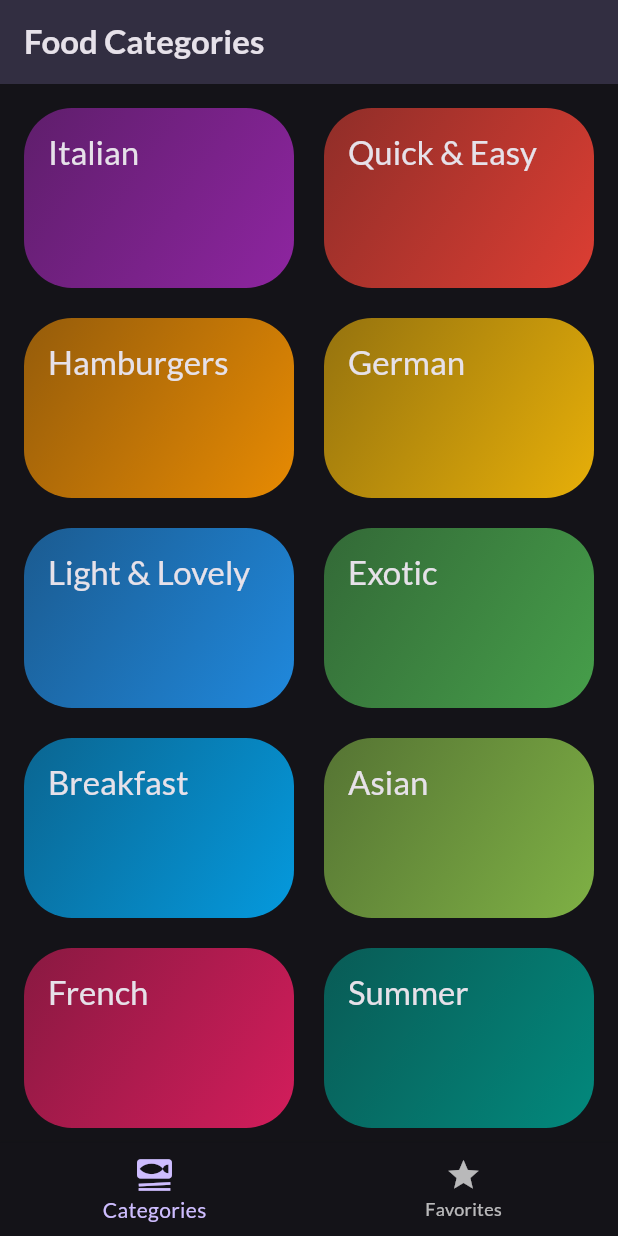
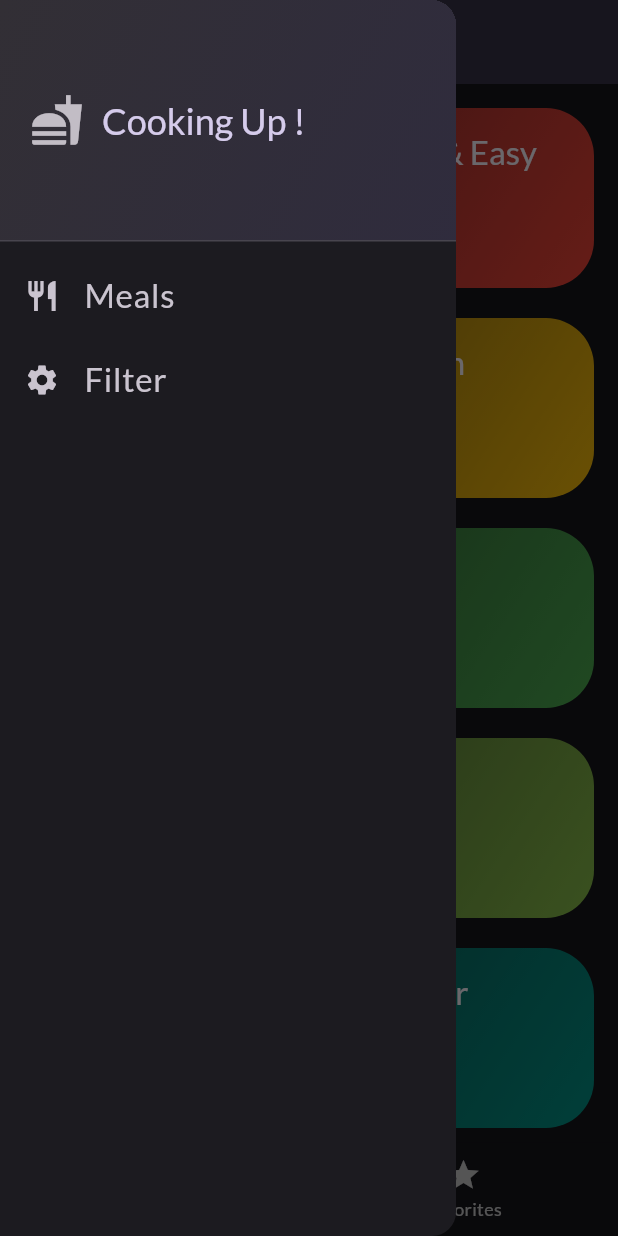
Before and after one commit to OusamaJamalEddin/meals_app, a Flutter app: the screen it shows after launch, with the side drawer open (before the commit the screen has no drawer), on a phone screen of 412 x 824 dp. Run offline on Flutter 3.47's test engine with Material 3 defaults, Android fonts, the phone set to English and light mode, and no system bars; our stand-ins replace google_fonts, transparent_image.

Commit message:
Drawer is finished (and its first items meals has been dealt with where it just closes the drawer)

```diff
--- a/lib/screens/categories_screen.dart
+++ b/lib/screens/categories_screen.dart
@@ -1,10 +1,15 @@
 import 'package:flutter/material.dart';
 import 'package:meals_app/data/dummy_data.dart';
+import 'package:meals_app/models/meal.dart';
 import 'package:meals_app/screens/meals_screen.dart';
 import 'package:meals_app/widgets/category_item.dart';
 
 class CategoriesScreen extends StatelessWidget {
-  const CategoriesScreen({super.key});
+  const CategoriesScreen({
+    super.key,
+    required this.toggleFavoriteMeal,
+  });
+  final void Function(Meal meal) toggleFavoriteMeal;
 
   /*
   i can use function in stateless widget, to just change the screen, i am not
@@ -24,6 +29,7 @@ class CategoriesScreen extends StatelessWidget {
               .where((meal) => meal.categories.contains(categoryId))
               .toList(),
           title: categoryTitle,
+          toggleFavoriteMeal: toggleFavoriteMeal,
         ),
       ),
     );
@@ -31,17 +37,20 @@ class CategoriesScreen extends StatelessWidget {
 
   @override
   Widget build(BuildContext context) {
-    return Scaffold(
-      appBar: AppBar(
-        title: Text(
-          "Food Categories",
-          //the exclamation mark is telling flutter that titlelarge is defined (its from the google fonts package)
-          style: Theme.of(context).textTheme.titleLarge!.copyWith(
-              color: Theme.of(context).colorScheme.onSurface,
-              fontWeight: FontWeight.w600),
-        ),
-      ),
-      body: GridView(
+    return
+        //i deleted the scaffold because no need for it anymore since i added a tabsscreen with a scaffold and appbar dynamically
+        //Scaffold(
+        // appBar: AppBar(
+        //   title: Text(
+        //     "Food Categories",
+        //     //the exclamation mark is telling flutter that titlelarge is defined (its from the google fonts package)
+        //     style: Theme.of(context).textTheme.titleLarge!.copyWith(
+        //         color: Theme.of(context).colorScheme.onSurface,
+        //         fontWeight: FontWeight.w600),
+        //   ),
+        // ),
+        // body:
+        GridView(
       padding: EdgeInsets.all(16),
       gridDelegate: SliverGridDelegateWithFixedCrossAxisCount(
         crossAxisCount: 2,
@@ -65,8 +74,7 @@ class CategoriesScreen extends StatelessWidget {
               then in teh fcuntion i can get what i need, but idk i felt this way is better)
               */
             onSelectCategory: () {
-                _selectCategory(
-                    context, singleCategory.id, singleCategory.title);
+              _selectCategory(context, singleCategory.id, singleCategory.title);
             },
           );
         },
@@ -79,7 +87,6 @@ class CategoriesScreen extends StatelessWidget {
           }
         ]
         */
-      ),
     );
   }
 }
--- a/lib/screens/tabs_screen.dart
+++ b/lib/screens/tabs_screen.dart
@@ -1,6 +1,8 @@
 import 'package:flutter/material.dart';
+import 'package:meals_app/models/meal.dart';
 import 'package:meals_app/screens/categories_screen.dart';
 import 'package:meals_app/screens/meals_screen.dart';
+import 'package:meals_app/widgets/main_drawer.dart';
 
 class TabsScreen extends StatefulWidget {
   const TabsScreen({super.key});
@@ -10,6 +12,7 @@ class TabsScreen extends StatefulWidget {
 }
 
 class _TabsScreenState extends State<TabsScreen> {
+  final List<Meal> _favoriteMeals = [];
   int _selectedItemIndex = 0;
 
   void _selectScreen(int index) {
@@ -18,12 +21,63 @@ class _TabsScreenState extends State<TabsScreen> {
     });
   }
 
+  void _showInfoMessage(String message) {
+    ScaffoldMessenger.of(context).clearSnackBars();
+    ScaffoldMessenger.of(context).showSnackBar(
+      SnackBar(
+        backgroundColor: Theme.of(context).colorScheme.onSecondary,
+        content: Text(
+          message,
+          style: Theme.of(context).textTheme.bodyLarge!.copyWith(
+                color: Theme.of(context).colorScheme.onSurface,
+                fontWeight: FontWeight.bold,
+              ),
+          textAlign: TextAlign.center,
+        ),
+        duration: Duration(seconds: 3),
+      ),
+    );
+  }
+
+/* we can either pass this function to meals_details_screen where we have the
+  favorite button on, and that would require us to pass this function through
+  multiple widget files, to check,. just accept this function in details screen
+  and u will see all the other files that would require this function in order to
+  deliver it from the tabsScreen to the meals_details_screen.
+  but the linear apprach is better for less compelxity
+*/
+  void _toggleFavoriteMeal(Meal meal) {
+    bool isExisting = _favoriteMeals.contains(meal);
+    setState(() {
+      if (isExisting) {
+        _favoriteMeals.remove(meal);
+        _showInfoMessage("${meal.title} is no longer a favorite");
+      } else {
+        _favoriteMeals.add(meal);
+        _showInfoMessage("${meal.title} is Marked as a favorite");
+      }
+    });
+  }
+
+  void _onSelectDrawerItem(String identifier) {
+    if (identifier == "meals") {
+      Navigator.pop(context);
+    } else {}
+  }
+
   @override
   Widget build(BuildContext context) {
-    Widget activeScreen = CategoriesScreen();
+    Widget activeScreen = CategoriesScreen(
+      toggleFavoriteMeal: _toggleFavoriteMeal,
+    );
+    String appBarTitle = "Food Categories";
 
     if (_selectedItemIndex == 1) {
-      activeScreen = MealsScreen(meals: [], title: "Favorites");
+      activeScreen = MealsScreen(
+        meals: _favoriteMeals,
+        toggleFavoriteMeal: _toggleFavoriteMeal,
+      );
+      appBarTitle = "Favorites";
     }
 
     return Scaffold(
@@ -33,7 +87,17 @@ class _TabsScreenState extends State<TabsScreen> {
       title argument which is set based on the passed parameter, if MealsScreen is called
       from the categoriesScreen then its going to be the the selected category name as the app bar title
       if MealsScreen is called from the Favorites (bottom navigationBar, then the passed parameter will be "Favorite")
+      THAT WAS MY IDEA HERE, BUT IF I WANT TO ADD A DRAWER TO THE TABSSCREEN, IT WILL
+      NOT BE VISIBILE UNLESS I ADD AN APPBAR HERE IN THE TABSSCREEN
+      (unless i add the drawer twice, once in the categories screen and the second in the mealsscreen
+      and thats not good)
       */
+      appBar: AppBar(
+        title: Text(appBarTitle),
+      ),
+      drawer: MainDrawer(
+        onSelectDrawerItem: _onSelectDrawerItem,
+      ),
       body: activeScreen,
       bottomNavigationBar: BottomNavigationBar(
         currentIndex: _selectedItemIndex,
--- /dev/null
+++ b/lib/widgets/main_drawer.dart
@@ -0,0 +1,88 @@
+import 'package:flutter/material.dart';
+
+class MainDrawer extends StatelessWidget {
+  const MainDrawer({super.key, required this.onSelectDrawerItem});
+  final void Function(String identifier) onSelectDrawerItem;
+  @override
+  Widget build(BuildContext context) {
+    return Drawer(
+      child: Column(
+        children: [
+          DrawerHeader(
+            padding: EdgeInsets.all(20),
+            decoration: BoxDecoration(
+              gradient: LinearGradient(
+                colors: [
+                  Theme.of(context).colorScheme.onInverseSurface,
+                  Theme.of(context).colorScheme.onSecondary.withAlpha(
+                        (0.88 * 255).toInt(), //instead of withOpacity(0.88)
+                      ),
+                ],
+                begin: Alignment.topLeft,
+                end: Alignment.bottomRight,
+              ),
+            ),
+            child: Row(
+              children: [
+                Icon(
+                  Icons.fastfood,
+                  size: 36,
+                  color: Theme.of(context).colorScheme.onSurface.withAlpha(
+                        (0.8 * 255).toInt(),
+                      ),
+                ),
+                const SizedBox(width: 12),
+                Text(
+                  "Cooking Up !",
+                  style: Theme.of(context).textTheme.titleLarge!.copyWith(
+                        color: Theme.of(context)
+                            .colorScheme
+                            .onPrimaryContainer
+                            .withAlpha(
+                              (0.9 * 255).toInt(),
+                            ),
+                        fontSize: 24,
+                      ),
+                ),
+              ],
+            ),
+          ),
+          ListTile(
+            onTap: () {
+              onSelectDrawerItem("meals");
+            },
+            leading: Icon(
+              Icons.restaurant,
+              size: 24,
+              color: Theme.of(context).colorScheme.onSurfaceVariant,
+            ),
+            title: Text(
+              "Meals",
+              style: Theme.of(context).textTheme.bodyLarge!.copyWith(
+                    color: Theme.of(context).colorScheme.onSurfaceVariant,
+                    fontSize: 22,
+                  ),
+            ),
+          ),
+          ListTile(
+            onTap: () {
+              onSelectDrawerItem("filters");
+            },
+            leading: Icon(
+              Icons.settings,
+              size: 24,
+              color: Theme.of(context).colorScheme.onSurfaceVariant,
+            ),
+            title: Text(
+              "Filter",
+              style: Theme.of(context).textTheme.bodyLarge!.copyWith(
+                    color: Theme.of(context).colorScheme.onSurfaceVariant,
+                    fontSize: 22,
+                  ),
+            ),
+          )
+        ],
+      ),
+    );
+  }
+}
```
Also changed, not shown: lib/screens/meals_details_screen.dart (+10 -0 lines), lib/screens/meals_screen.dart (+33 -16 lines), lib/widgets/meal_item.dart (+10 -2 lines). Lines whose indentation alone changed are shown as unchanged.
